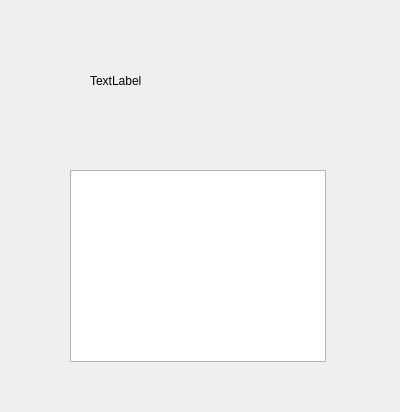
Above: gui/output.ui from Sandmax-1/reboot before the change. Below: the same form after it.
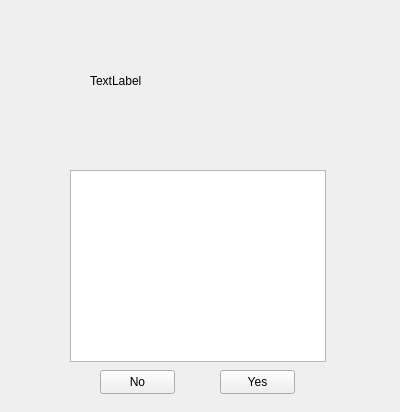
That is the form after the change.

```diff
--- a/gui/output.ui
+++ b/gui/output.ui
@@ -39,6 +39,32 @@
     <bool>true</bool>
    </property>
   </widget>
+  <widget class="QPushButton" name="Yes">
+   <property name="geometry">
+    <rect>
+     <x>220</x>
+     <y>370</y>
+     <width>75</width>
+     <height>24</height>
+    </rect>
+   </property>
+   <property name="text">
+    <string>Yes</string>
+   </property>
+  </widget>
+  <widget class="QPushButton" name="No">
+   <property name="geometry">
+    <rect>
+     <x>100</x>
+     <y>370</y>
+     <width>75</width>
+     <height>24</height>
+    </rect>
+   </property>
+   <property name="text">
+    <string>No</string>
+   </property>
+  </widget>
  </widget>
  <resources/>
  <connections/>
```
Left out of the diff: 39 changed lines with no effect on the pictures.
